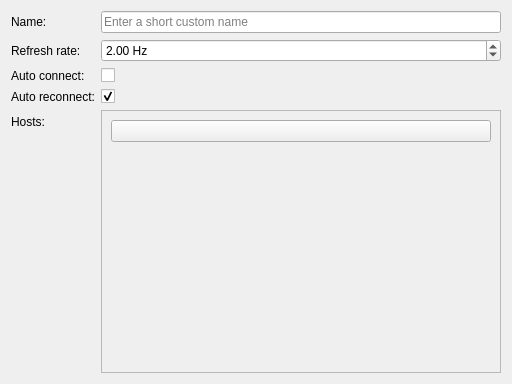
First picture: the form in Qt_Projects/gpsd_javascript_relay/GpsdTabSetupWidget.ui, repository EstevanTH/gpsd_javascript_relay, before the edit.
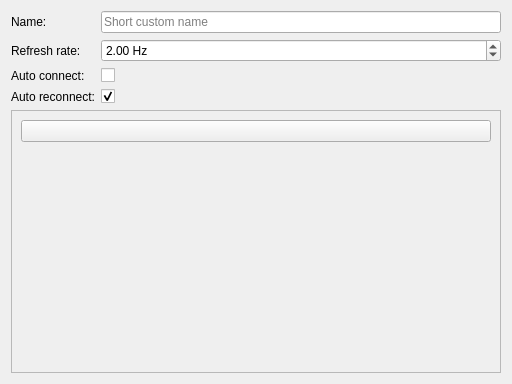
Second picture: the form after the edit. Icons and pictures are not drawn.

What changed in the file:
```diff
--- a/Qt_Projects/gpsd_javascript_relay/GpsdTabSetupWidget.ui
+++ b/Qt_Projects/gpsd_javascript_relay/GpsdTabSetupWidget.ui
@@ -24,7 +24,7 @@
       <string>Custom name</string>
      </property>
      <property name="placeholderText">
-      <string>Enter a short custom name</string>
+      <string>Short custom name</string>
      </property>
     </widget>
    </item>
@@ -97,14 +97,7 @@
      </property>
     </widget>
    </item>
-   <item row="4" column="0">
-    <widget class="QLabel" name="label_2">
-     <property name="text">
-      <string>Hosts:</string>
-     </property>
-    </widget>
-   </item>
-   <item row="4" column="1">
+   <item row="4" column="0" colspan="2">
     <widget class="QScrollArea" name="scrollArea">
      <property name="sizePolicy">
       <sizepolicy hsizetype="Expanding" vsizetype="Expanding">
@@ -112,9 +105,6 @@
        <verstretch>100</verstretch>
       </sizepolicy>
      </property>
-     <property name="horizontalScrollBarPolicy">
-      <enum>Qt::ScrollBarAlwaysOff</enum>
-     </property>
      <property name="sizeAdjustPolicy">
       <enum>QAbstractScrollArea::AdjustToContents</enum>
      </property>
@@ -129,7 +119,7 @@
        <rect>
         <x>0</x>
         <y>0</y>
-        <width>408</width>
+        <width>492</width>
         <height>274</height>
        </rect>
       </property>
```
